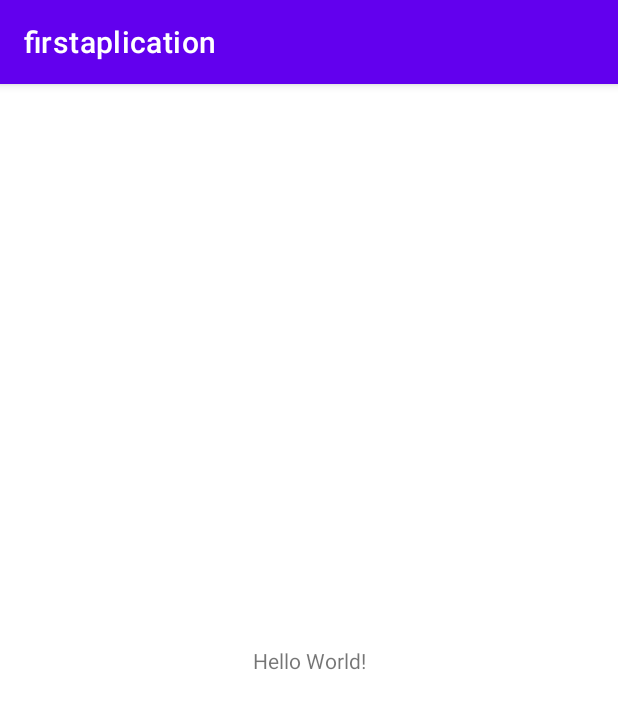
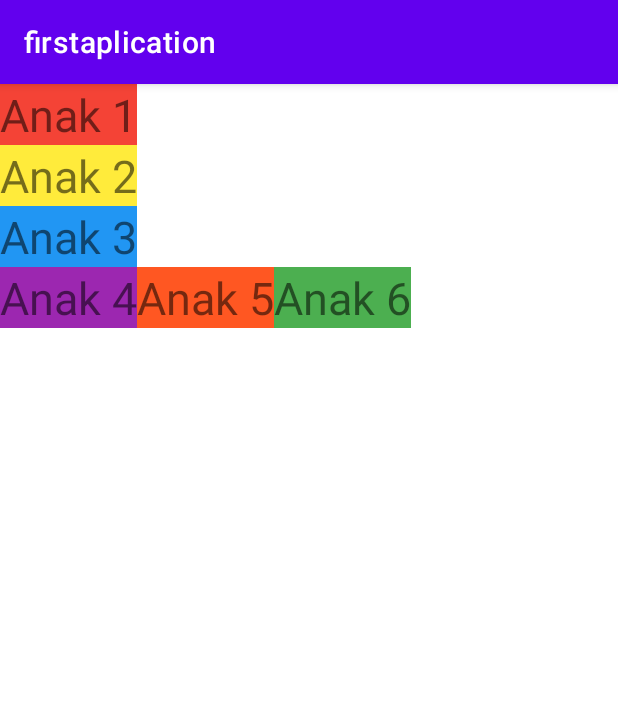
Before and after one commit to anfariswan/firstaplication, an Android app: the screen it shows after launch (MainActivity), on a phone screen of 412 x 824 dp. Shown: the top 709 px of the screen. Run offline under Robolectric (Android 15) with nearby library versions, the light colour scheme and no system bars.

Commit message:
Update layout main

```diff
--- a/app/src/main/res/layout/activity_main.xml
+++ b/app/src/main/res/layout/activity_main.xml
@@ -1,18 +1,64 @@
 <?xml version="1.0" encoding="utf-8"?>
-<androidx.constraintlayout.widget.ConstraintLayout xmlns:android="http://schemas.android.com/apk/res/android"
+<LinearLayout
+    xmlns:android="http://schemas.android.com/apk/res/android"
     xmlns:app="http://schemas.android.com/apk/res-auto"
     xmlns:tools="http://schemas.android.com/tools"
+    android:orientation="vertical"
     android:layout_width="match_parent"
     android:layout_height="match_parent"
     tools:context=".MainActivity">
 
     <TextView
+        android:text="Anak 1"
+        android:textSize="30sp"
+        android:background="#F44336"
         android:layout_width="wrap_content"
-        android:layout_height="wrap_content"
-        android:text="Hello World!"
-        app:layout_constraintBottom_toBottomOf="parent"
-        app:layout_constraintLeft_toLeftOf="parent"
-        app:layout_constraintRight_toRightOf="parent"
-        app:layout_constraintTop_toTopOf="parent" />
+        android:layout_height="wrap_content"/>
 
-</androidx.constraintlayout.widget.ConstraintLayout>
+    <TextView
+        android:text="Anak 2"
+        android:textSize="30sp"
+        android:background="#FFEB3B"
+        android:layout_width="wrap_content"
+        android:layout_height="wrap_content"/>
+
+    <TextView
+        android:text="Anak 3"
+        android:textSize="30sp"
+        android:background="#2196F3"
+        android:layout_width="wrap_content"
+        android:layout_height="wrap_content"/>
+
+<LinearLayout
+    android:orientation="horizontal"
+    android:layout_width="match_parent"
+    android:layout_height="match_parent"
+    tools:context=".MainActivity">
+
+
+    <TextView
+        android:text="Anak 4"
+        android:textSize="30sp"
+        android:background="#9C27B0"
+        android:layout_width="wrap_content"
+        android:layout_height="wrap_content"/>
+
+    <TextView
+        android:text="Anak 5"
+        android:textSize="30sp"
+        android:background="#FF5722"
+        android:layout_width="wrap_content"
+        android:layout_height="wrap_content"/>
+
+    <TextView
+        android:text="Anak 6"
+        android:textSize="30sp"
+        android:background="#4CAF50"
+        android:layout_width="wrap_content"
+        android:layout_height="wrap_content"/>
+
+
+
+
+</LinearLayout>
+</LinearLayout>
```
